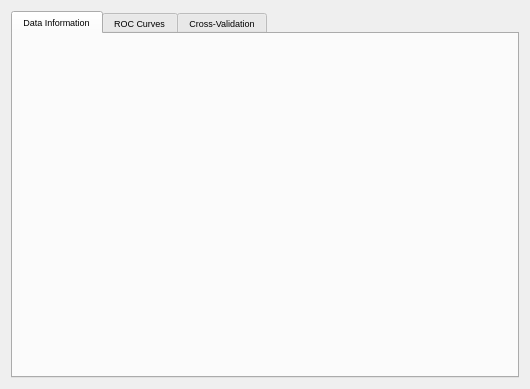
Old version of the form MLDemos/statisticsDialog.ui in the repository b4silio/MLDemos.
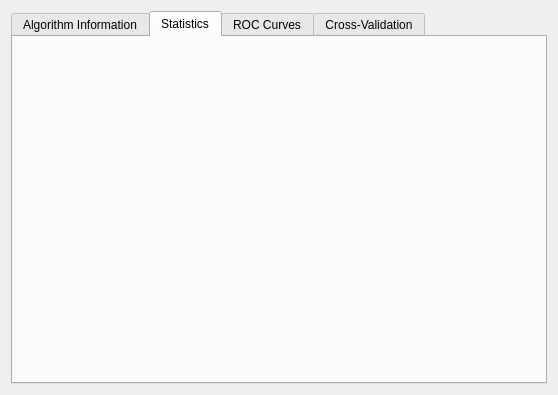
New version of the form. The open tabs and pages were chosen to show the change.

```diff
--- a/MLDemos/statisticsDialog.ui
+++ b/MLDemos/statisticsDialog.ui
@@ -6,8 +6,8 @@
    <rect>
     <x>0</x>
     <y>0</y>
-    <width>528</width>
-    <height>389</height>
+    <width>558</width>
+    <height>395</height>
    </rect>
   </property>
   <property name="sizePolicy">
@@ -22,17 +22,35 @@
   <layout class="QVBoxLayout" name="verticalLayout_3">
    <item>
     <widget class="QTabWidget" name="tabWidget">
-     <property name="font">
-      <font>
-       <pointsize>7</pointsize>
-      </font>
-     </property>
      <property name="currentIndex">
       <number>0</number>
      </property>
+     <widget class="QWidget" name="algoTab">
+      <attribute name="title">
+       <string>Algorithm Information</string>
+      </attribute>
+      <layout class="QHBoxLayout" name="horizontalLayout_5">
+       <item>
+        <widget class="QTextBrowser" name="algoText">
+         <property name="acceptDrops">
+          <bool>false</bool>
+         </property>
+         <property name="autoFillBackground">
+          <bool>true</bool>
+         </property>
+         <property name="openExternalLinks">
+          <bool>true</bool>
+         </property>
+         <property name="openLinks">
+          <bool>false</bool>
+         </property>
+        </widget>
+       </item>
+      </layout>
+     </widget>
      <widget class="QWidget" name="infoTab">
       <attribute name="title">
-       <string>Data Information</string>
+       <string>Statistics</string>
       </attribute>
       <layout class="QHBoxLayout" name="horizontalLayout_3">
        <item>
@@ -49,11 +67,6 @@
            <height>320</height>
           </size>
          </property>
-         <property name="font">
-          <font>
-           <pointsize>7</pointsize>
-          </font>
-         </property>
          <property name="text">
           <string/>
          </property>
@@ -79,11 +92,6 @@
            <height>320</height>
           </size>
          </property>
-         <property name="font">
-          <font>
-           <pointsize>7</pointsize>
-          </font>
-         </property>
         </widget>
        </item>
       </layout>
```
Left out of the diff: 6 changed lines with no effect on the pictures.
